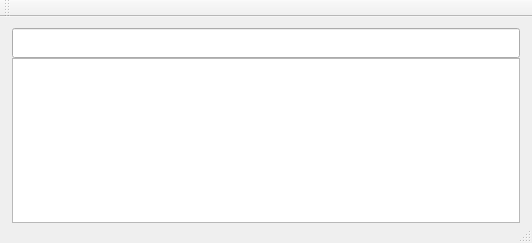
capp-adocia/Memory-Link-Board, file Clipboard/clipboard.ui: the form before one commit.
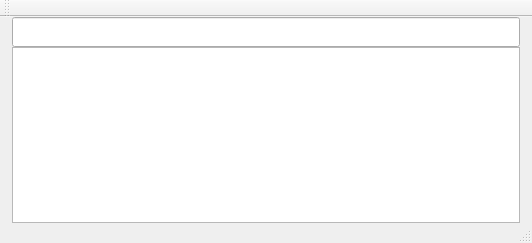
The form after the commit. The open tabs and pages were chosen to show the change.

```diff
--- a/Clipboard/clipboard.ui
+++ b/Clipboard/clipboard.ui
@@ -41,6 +41,9 @@
     <property name="leftMargin">
      <number>12</number>
     </property>
+    <property name="topMargin">
+     <number>0</number>
+    </property>
     <property name="rightMargin">
      <number>12</number>
     </property>
@@ -51,25 +54,6 @@
      <number>0</number>
     </property>
     <item row="0" column="0">
-     <widget class="QLineEdit" name="SearchEdit">
-      <property name="minimumSize">
-       <size>
-        <width>0</width>
-        <height>30</height>
-       </size>
-      </property>
-      <property name="font">
-       <font>
-        <pointsize>13</pointsize>
-        <stylestrategy>PreferAntialias</stylestrategy>
-       </font>
-      </property>
-      <property name="text">
-       <string/>
-      </property>
-     </widget>
-    </item>
-    <item row="1" column="0">
      <widget class="QStackedWidget" name="stackedWidget_2">
       <property name="currentIndex">
        <number>2</number>
@@ -91,9 +75,28 @@
         <property name="spacing">
          <number>0</number>
         </property>
-        <item row="3" column="0">
+        <item row="4" column="0">
          <widget class="QTextBrowser" name="textBrowser"/>
         </item>
+        <item row="3" column="0">
+         <widget class="QLineEdit" name="SearchEdit">
+          <property name="minimumSize">
+           <size>
+            <width>0</width>
+            <height>30</height>
+           </size>
+          </property>
+          <property name="font">
+           <font>
+            <pointsize>13</pointsize>
+            <stylestrategy>PreferAntialias</stylestrategy>
+           </font>
+          </property>
+          <property name="text">
+           <string/>
+          </property>
+         </widget>
+        </item>
        </layout>
       </widget>
       <widget class="QWidget" name="DocumentPage">
```
Left out of the diff: 2 changed lines with no effect on the pictures.
